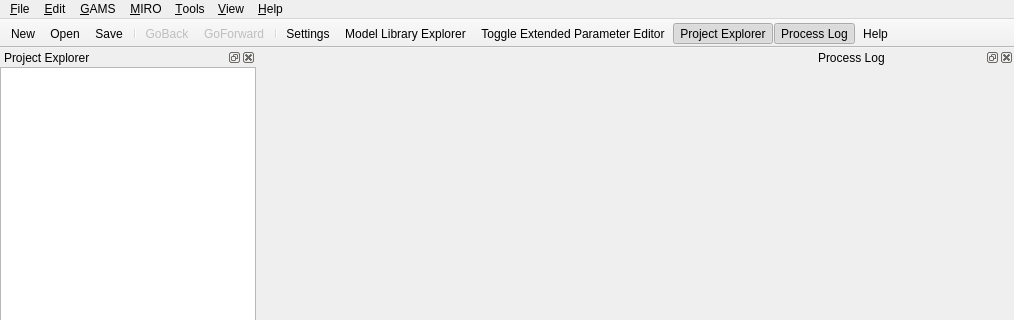
Above: src/mainwindow.ui from GAMS-dev/studio before the change; both pictures show x 0 to 1014 and y 0 to 320 of the 1014 by 745 pixel window. Below: the same form after it.
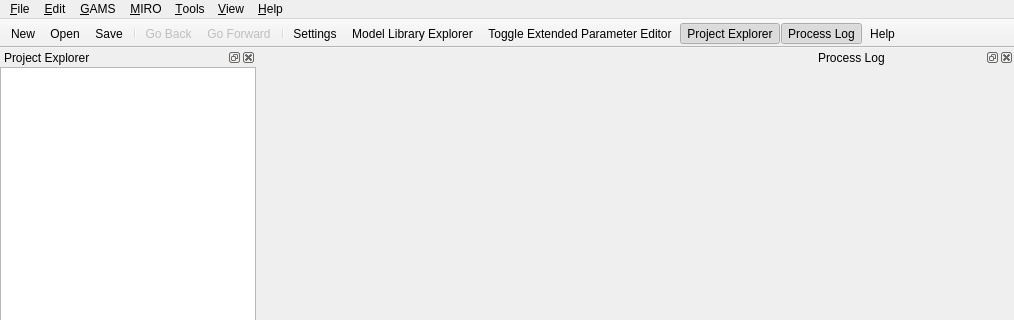
That is the form after the change. Icons and pictures are not drawn. Custom widgets are drawn as their Qt base class.

Commit message: fixed wording in toolbar

```diff
--- a/src/mainwindow.ui
+++ b/src/mainwindow.ui
@@ -1380,7 +1380,7 @@
      <normaloff>:/solid/backward</normaloff>:/solid/backward</iconset>
    </property>
    <property name="text">
-    <string>GoBack</string>
+    <string>Go Back</string>
    </property>
    <property name="shortcutContext">
     <enum>Qt::ApplicationShortcut</enum>
@@ -1395,7 +1395,7 @@
      <normaloff>:/solid/forward</normaloff>:/solid/forward</iconset>
    </property>
    <property name="text">
-    <string>GoForward</string>
+    <string>Go Forward</string>
    </property>
    <property name="shortcutContext">
     <enum>Qt::ApplicationShortcut</enum>
```
The commit also changes 1 other file.
